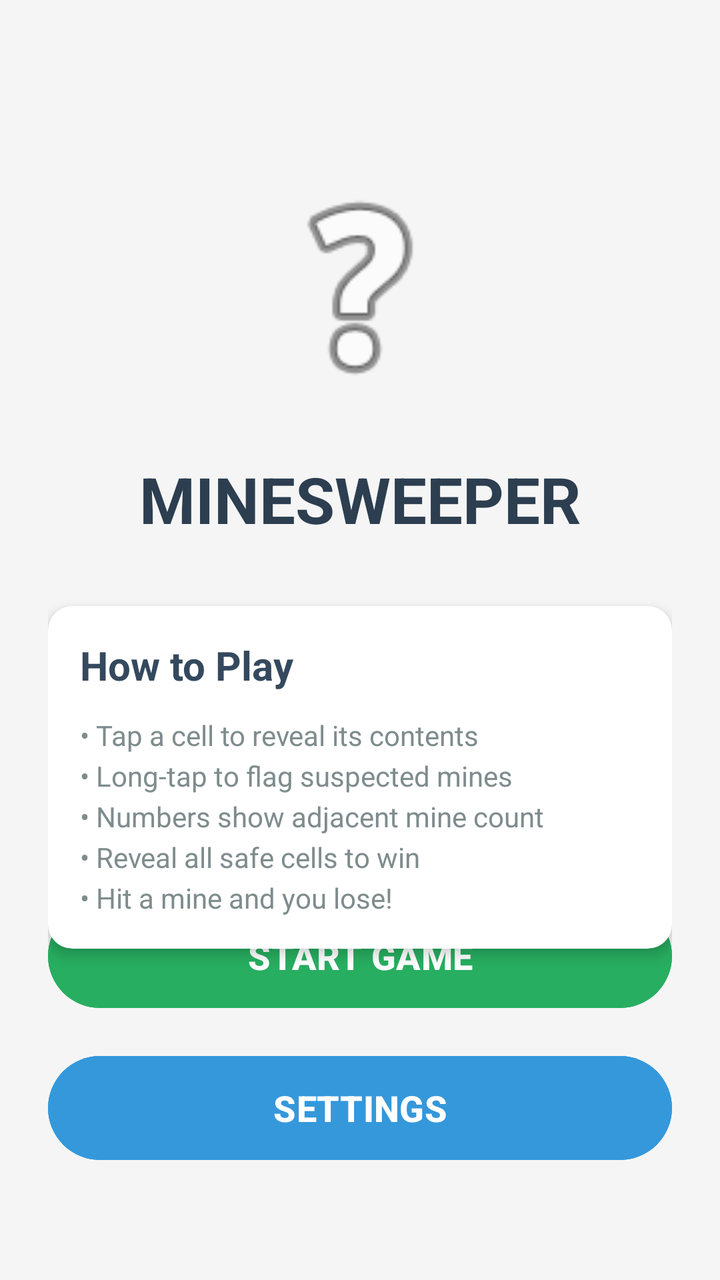
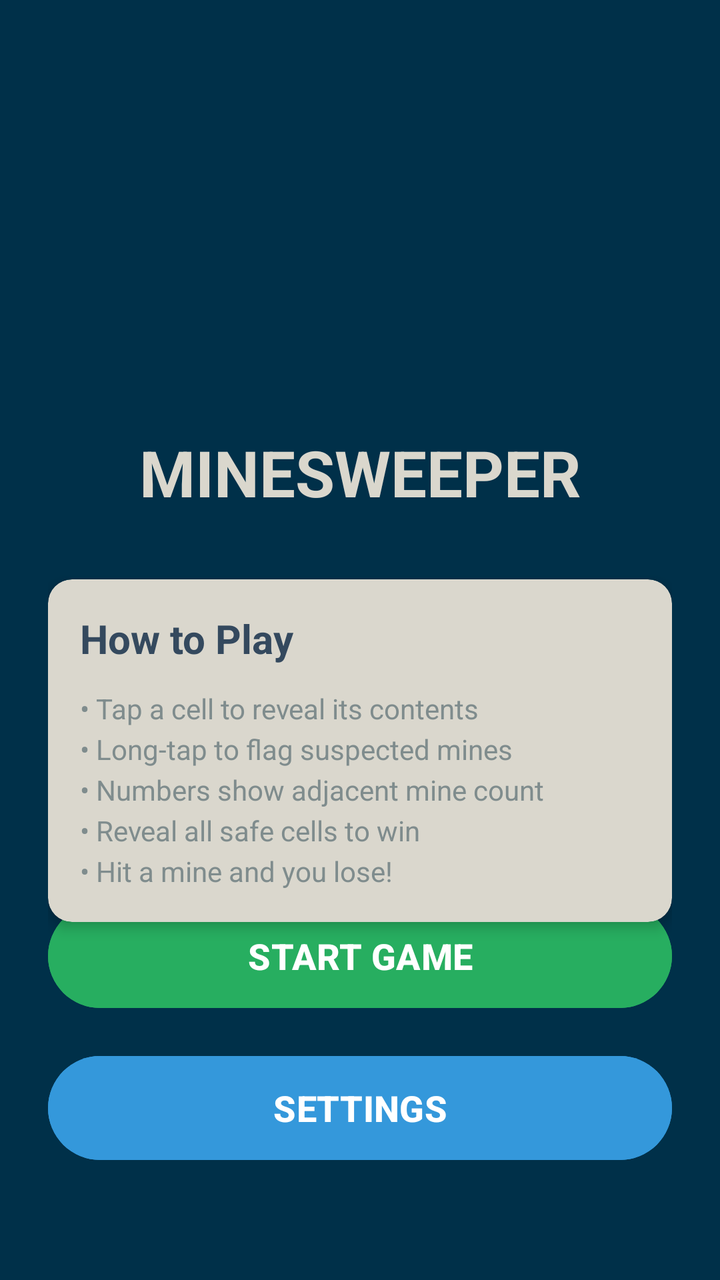

An Android layout rendered at two revisions. The XML below is the earlier revision; the diff shows what the commit changed to produce the second picture.
<!-- AndroidManifest.xml: application theme Theme.Project2 -->
<!-- res/layout/activity_main.xml -->
<?xml version="1.0" encoding="utf-8"?>
<androidx.constraintlayout.widget.ConstraintLayout
    xmlns:android="http://schemas.android.com/apk/res/android"
    xmlns:app="http://schemas.android.com/apk/res-auto"
    xmlns:tools="http://schemas.android.com/tools"
    android:id="@+id/main"
    android:layout_width="match_parent"
    android:layout_height="match_parent"
    android:padding="24dp"
    android:background="#F5F5F5"
    tools:context=".MainActivity">

    
    <ImageView
        android:id="@+id/imgLogo"
        android:layout_width="120dp"
        android:layout_height="120dp"
        android:src="@android:drawable/ic_menu_help"
        android:contentDescription="Minesweeper Logo"
        app:layout_constraintTop_toTopOf="parent"
        app:layout_constraintStart_toStartOf="parent"
        app:layout_constraintEnd_toEndOf="parent"
        android:layout_marginTop="60dp"/>

    
    <TextView
        android:id="@+id/txtTitle"
        android:layout_width="wrap_content"
        android:layout_height="wrap_content"
        android:text="MINESWEEPER"
        android:textSize="32sp"
        android:textStyle="bold"
        android:textColor="#2C3E50"
        app:layout_constraintTop_toBottomOf="@id/imgLogo"
        app:layout_constraintStart_toStartOf="parent"
        app:layout_constraintEnd_toEndOf="parent"
        android:layout_marginTop="24dp"/>

    
    <androidx.cardview.widget.CardView
        android:id="@+id/cardInstructions"
        android:layout_width="0dp"
        android:layout_height="wrap_content"
        app:cardCornerRadius="12dp"
        app:cardElevation="4dp"
        app:layout_constraintTop_toBottomOf="@id/txtTitle"
        app:layout_constraintStart_toStartOf="parent"
        app:layout_constraintEnd_toEndOf="parent"
        android:layout_marginTop="32dp">

        <LinearLayout
            android:layout_width="match_parent"
            android:layout_height="wrap_content"
            android:orientation="vertical"
            android:padding="16dp">

            <TextView
                android:id="@+id/txtInstructionsTitle"
                android:layout_width="wrap_content"
                android:layout_height="wrap_content"
                android:text="How to Play"
                android:textSize="20sp"
                android:textStyle="bold"
                android:textColor="#34495E"
                android:layout_marginBottom="12dp"/>

            <TextView
                android:id="@+id/txtInstructions"
                android:layout_width="match_parent"
                android:layout_height="wrap_content"
                android:text="• Tap a cell to reveal its contents\n• Long-tap to flag suspected mines\n• Numbers show adjacent mine count\n• Reveal all safe cells to win\n• Hit a mine and you lose!"
                android:textSize="14sp"
                android:textColor="#7F8C8D"
                android:lineSpacingExtra="4dp"/>

        </LinearLayout>

    </androidx.cardview.widget.CardView>

    
    <Button
        android:id="@+id/btnStartGame"
        android:layout_width="0dp"
        android:layout_height="60dp"
        android:text="START GAME"
        android:textSize="18sp"
        android:textStyle="bold"
        android:backgroundTint="#27AE60"
        app:layout_constraintBottom_toTopOf="@id/btnSettings"
        app:layout_constraintStart_toStartOf="parent"
        app:layout_constraintEnd_toEndOf="parent"
        android:layout_marginBottom="16dp"/>

    
    <Button
        android:id="@+id/btnSettings"
        android:layout_width="0dp"
        android:layout_height="60dp"
        android:text="SETTINGS"
        android:textSize="18sp"
        android:textStyle="bold"
        android:backgroundTint="#3498DB"
        app:layout_constraintBottom_toBottomOf="parent"
        app:layout_constraintStart_toStartOf="parent"
        app:layout_constraintEnd_toEndOf="parent"
        android:layout_marginBottom="32dp"/>

</androidx.constraintlayout.widget.ConstraintLayout>
<!-- resources referenced by this layout -->
<resources>
  <style name="Theme.Project2" parent="Base.Theme.Project2" />
  <style name="Base.Theme.Project2" parent="Theme.Material3.DayNight.NoActionBar">
          
          
      </style>
</resources>

<!-- the commit's change to res/layout/activity_main.xml (unified diff, before → after) -->
@@ -7,20 +7,8 @@
     android:layout_width="match_parent"
     android:layout_height="match_parent"
     android:padding="24dp"
-    android:background="#F5F5F5"
+    android:background="#003049"
     tools:context=".MainActivity">
-
-    
-    <ImageView
-        android:id="@+id/imgLogo"
-        android:layout_width="120dp"
-        android:layout_height="120dp"
-        android:src="@android:drawable/ic_menu_help"
-        android:contentDescription="Minesweeper Logo"
-        app:layout_constraintTop_toTopOf="parent"
-        app:layout_constraintStart_toStartOf="parent"
-        app:layout_constraintEnd_toEndOf="parent"
-        android:layout_marginTop="60dp"/>
 
     
     <TextView
@@ -28,13 +16,13 @@
         android:layout_width="wrap_content"
         android:layout_height="wrap_content"
         android:text="MINESWEEPER"
+        android:textColor="#dad7cd"
         android:textSize="32sp"
         android:textStyle="bold"
-        android:textColor="#2C3E50"
-        app:layout_constraintTop_toBottomOf="@id/imgLogo"
+        app:layout_constraintBottom_toTopOf="@+id/btnStartGame"
+        app:layout_constraintEnd_toEndOf="parent"
         app:layout_constraintStart_toStartOf="parent"
-        app:layout_constraintEnd_toEndOf="parent"
-        android:layout_marginTop="24dp"/>
+        app:layout_constraintTop_toTopOf="parent" />
 
     
     <androidx.cardview.widget.CardView
@@ -46,9 +34,11 @@
         app:layout_constraintTop_toBottomOf="@id/txtTitle"
         app:layout_constraintStart_toStartOf="parent"
         app:layout_constraintEnd_toEndOf="parent"
-        android:layout_marginTop="32dp">
+        android:layout_marginTop="32dp"
+        app:cardBackgroundColor="#dad7cd">
 
-        <LinearLayout
+
+    <LinearLayout
             android:layout_width="match_parent"
             android:layout_height="wrap_content"
             android:orientation="vertical"
